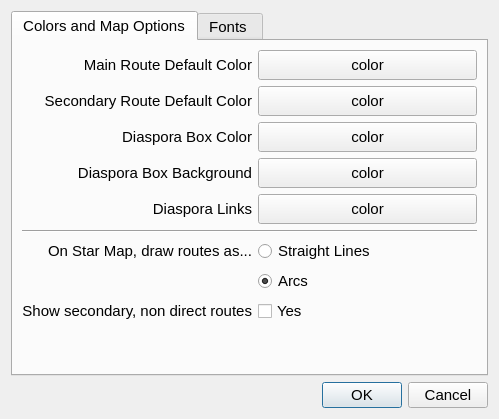
The window that warpmain/dialogs/preferencesdialog.ui (maxlambertini/Warp2010) describes before a commit, drawn with Qt 5.
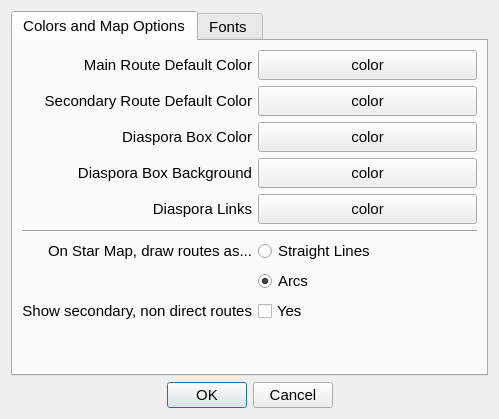
The same window after the commit. Custom widgets are drawn as their Qt base class.

The edit to the form file:
```diff
--- a/warpmain/dialogs/preferencesdialog.ui
+++ b/warpmain/dialogs/preferencesdialog.ui
@@ -351,24 +351,6 @@
    </item>
    <item>
     <layout class="QHBoxLayout" name="horizontalLayout_2">
-     <item>
-      <spacer name="horizontalSpacer_6">
-       <property name="font">
-        <font>
-         <pointsize>11</pointsize>
-        </font>
-       </property>
-       <property name="orientation">
-        <enum>Qt::Horizontal</enum>
-       </property>
-       <property name="sizeHint" stdset="0">
-        <size>
-         <width>40</width>
-         <height>20</height>
-        </size>
-       </property>
-      </spacer>
-     </item>
      <item>
       <widget class="QDialogButtonBox" name="buttonBox">
        <property name="font">
@@ -382,6 +364,9 @@
        <property name="standardButtons">
         <set>QDialogButtonBox::Cancel|QDialogButtonBox::Ok</set>
        </property>
+       <property name="centerButtons">
+        <bool>true</bool>
+       </property>
       </widget>
      </item>
     </layout>
```
Left out of the diff: 8 changed lines with no effect on the pictures.
